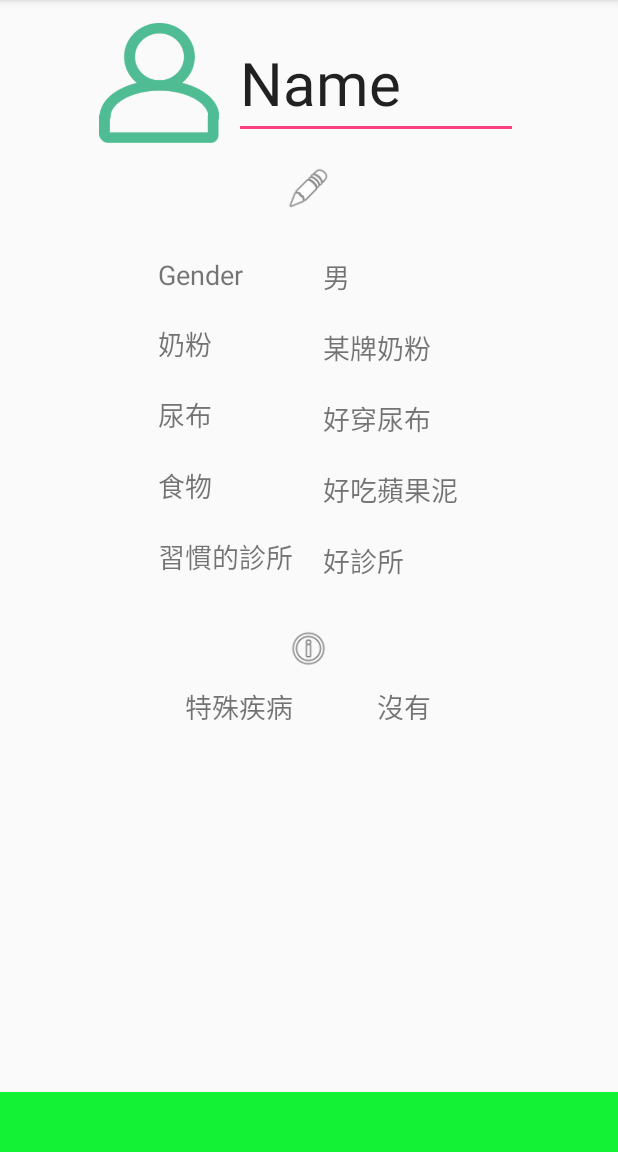
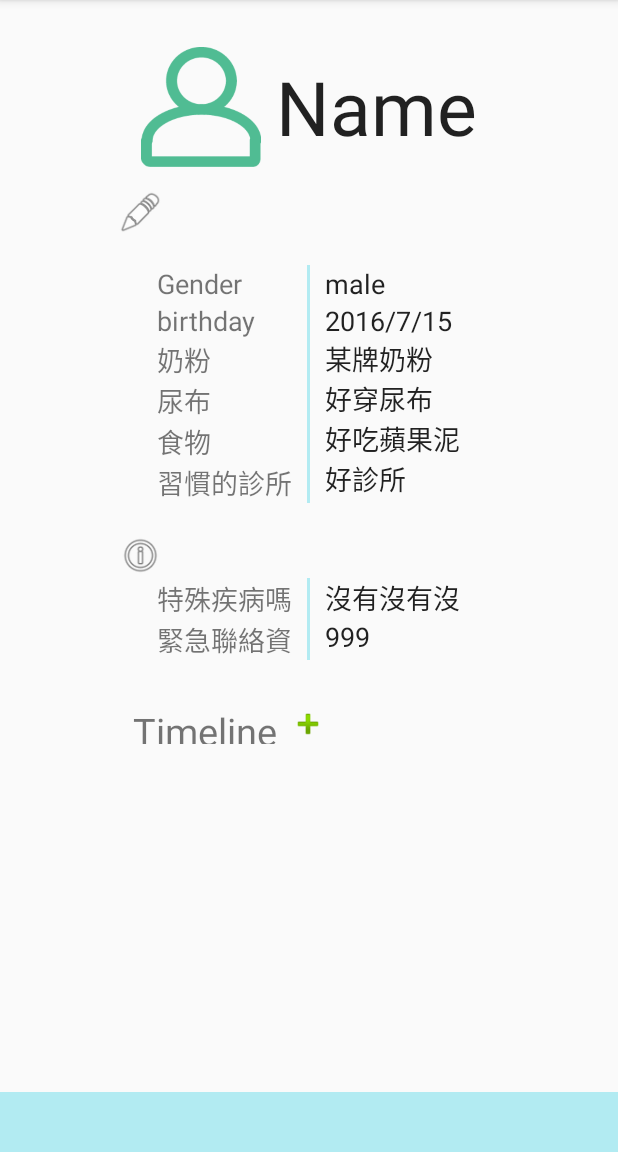
Before and after one commit to ching56/baby-steps, an Android app: the screen it shows after launch (MainActivity), on a phone screen of 412 x 824 dp, the part 84-1236 px from its top. Run offline under Robolectric (Android 15) with nearby library versions, the phone set to English and light mode, and no system bars.

Commit message:
initial commit

```diff
--- a/app/src/main/AndroidManifest.xml
+++ b/app/src/main/AndroidManifest.xml
@@ -8,7 +8,8 @@
         android:label="@string/app_name"
         android:supportsRtl="true"
         android:theme="@style/AppTheme">
-        <activity android:name=".MainActivity">
+        <activity android:name=".MainActivity"
+            >
             <intent-filter>
                 <action android:name="android.intent.action.MAIN" />
 
--- a/app/src/main/java/com/example/ching/babysteps/MainActivity.java
+++ b/app/src/main/java/com/example/ching/babysteps/MainActivity.java
@@ -1,7 +1,13 @@
 package com.example.ching.babysteps;
 
+import android.app.ActionBar;
+import android.os.Build;
 import android.support.v7.app.AppCompatActivity;
 import android.os.Bundle;
+import android.view.View;
+import android.view.WindowManager;
+import android.widget.ArrayAdapter;
+import android.widget.ListView;
 
 public class MainActivity extends AppCompatActivity {
 
--- /dev/null
+++ b/app/src/main/res/drawable/dot.xml
@@ -0,0 +1,9 @@
+<shape xmlns:android="http://schemas.android.com/apk/res/android"
+    android:shape="oval" >
+
+    <stroke
+        android:width="1dp"
+        android:color="@android:color/black" />
+
+    <solid android:color="@android:color/white" />
+</shape>
--- a/app/src/main/res/layout/activity_main.xml
+++ b/app/src/main/res/layout/activity_main.xml
@@ -3,19 +3,39 @@
     xmlns:tools="http://schemas.android.com/tools"
     android:layout_width="match_parent"
     android:layout_height="match_parent"
-    android:orientation="vertical">
+    android:orientation="vertical"
+    android:paddingTop="16dp">
+
+    <!-- Dummy item to prevent AutoCompleteTextView from receiving focus -->
+    <LinearLayout
+        android:layout_width="0px"
+        android:layout_height="0px"
+        android:focusable="true"
+        android:focusableInTouchMode="true" />
+
+    <!-- :nextFocusUp and :nextFocusLeft have been set to the id of this component
+    to prevent the dummy from receiving focus again -->
+    <AutoCompleteTextView
+        android:id="@+id/autotext"
+        android:layout_width="0px"
+        android:layout_height="0px"
+        android:nextFocusLeft="@id/autotext"
+        android:nextFocusUp="@id/autotext" />
 
     <ScrollView
         android:layout_width="match_parent"
         android:layout_height="480dp">
+
         <RelativeLayout
             android:layout_width="match_parent"
             android:layout_height="match_parent"
             android:orientation="vertical">
+
             <RelativeLayout
                 android:layout_width="wrap_content"
                 android:layout_height="wrap_content"
                 android:layout_centerHorizontal="true">
+
                 <RelativeLayout
                     android:id="@+id/nameView"
                     android:layout_width="wrap_content"
@@ -37,19 +57,21 @@
                         android:layout_centerVertical="true"
                         android:layout_marginLeft="10dp"
                         android:layout_toRightOf="@id/imageButton"
-                        android:ems="4"
+                        android:background="@android:color/transparent"
                         android:inputType="textPersonName"
                         android:text="Name"
-                        android:textSize="40sp" />
+                        android:textSize="50sp"/>
                 </RelativeLayout>
+
                 <View
                     android:id="@+id/infView"
                     android:layout_width="30dp"
                     android:layout_height="30dp"
-                        android:layout_centerHorizontal="true"
-                        android:background="@android:drawable/ic_menu_edit"
-                        android:layout_below="@id/nameView"></View>
-                    <RelativeLayout
+                    android:layout_alignParentLeft="true"
+                    android:layout_below="@id/nameView"
+                    android:background="@android:drawable/ic_menu_edit"></View>
+
+                <LinearLayout
                     android:id="@+id/infLayout"
                     android:layout_width="wrap_content"
                     android:layout_height="wrap_content"
@@ -67,38 +89,46 @@
                         <TextView
                             android:layout_width="wrap_content"
                             android:layout_height="wrap_content"
-                                android:padding="10dp"
                             android:text="Gender"
                             android:textSize="18sp" />
 
                         <TextView
                             android:layout_width="wrap_content"
                             android:layout_height="wrap_content"
-                                android:padding="10dp"
+                            android:text="birthday"
+                            android:textSize="18sp" />
+
+                        <TextView
+                            android:layout_width="wrap_content"
+                            android:layout_height="wrap_content"
                             android:text="奶粉"
                             android:textSize="18sp" />
 
                         <TextView
                             android:layout_width="wrap_content"
                             android:layout_height="wrap_content"
-                                android:padding="10dp"
                             android:text="尿布"
                             android:textSize="18sp" />
 
                         <TextView
                             android:layout_width="wrap_content"
                             android:layout_height="wrap_content"
-                                android:padding="10dp"
                             android:text="食物"
                             android:textSize="18sp" />
 
                         <TextView
                             android:layout_width="wrap_content"
                             android:layout_height="wrap_content"
-                                android:padding="10dp"
                             android:text="習慣的診所"
                             android:textSize="18sp" />
                     </LinearLayout>
+
+                    <View
+                        android:layout_width="2dp"
+                        android:layout_height="match_parent"
+                        android:layout_marginLeft="10dp"
+                        android:layout_marginRight="10dp"
+                        android:background="#B2EBF2"></View>
 
                     <LinearLayout
                         android:id="@+id/content"
@@ -107,51 +137,66 @@
                         android:layout_toRightOf="@id/catalog"
                         android:orientation="vertical">
 
-                            <TextView
+                        <EditText
+                            android:id="@+id/infEditText1"
                             android:layout_width="wrap_content"
                             android:layout_height="wrap_content"
-                                android:padding="10dp"
-                                android:text="男"
+                            android:background="@android:color/transparent"
+                            android:text="male"
                             android:textSize="18sp" />
 
-                            <TextView
+                        <EditText
+                            android:id="@+id/infEditText12"
                             android:layout_width="wrap_content"
                             android:layout_height="wrap_content"
-                                android:padding="10dp"
+                            android:background="@android:color/transparent"
+                            android:text="2016/7/15"
+                            android:textSize="18sp" />
+
+                        <EditText
+                            android:id="@+id/infEditText3"
+                            android:layout_width="wrap_content"
+                            android:layout_height="wrap_content"
+                            android:background="@android:color/transparent"
                             android:text="某牌奶粉"
                             android:textSize="18sp" />
 
-                            <TextView
+                        <EditText
+                            android:id="@+id/infEditText4"
                             android:layout_width="wrap_content"
                             android:layout_height="wrap_content"
-                                android:padding="10dp"
+                            android:background="@android:color/transparent"
                             android:text="好穿尿布"
                             android:textSize="18sp" />
 
-                            <TextView
+                        <EditText
+                            android:id="@+id/infEditText5"
                             android:layout_width="wrap_content"
                             android:layout_height="wrap_content"
-                                android:padding="10dp"
+                            android:background="@android:color/transparent"
                             android:text="好吃蘋果泥"
                             android:textSize="18sp" />
 
-                            <TextView
+                        <EditText
+                            android:id="@+id/infEditText6"
                             android:layout_width="wrap_content"
                             android:layout_height="wrap_content"
-                                android:padding="10dp"
+                            android:background="@android:color/transparent"
                             android:text="好診所"
                             android:textSize="18sp" />
 
                     </LinearLayout>
 
-                    </RelativeLayout>
+                </LinearLayout>
+
                 <View
                     android:id="@+id/noticeView"
                     android:layout_width="30dp"
                     android:layout_height="30dp"
+                    android:layout_alignParentLeft="true"
                     android:layout_below="@id/infLayout"
-                        android:layout_centerHorizontal="true"
                     android:background="@android:drawable/ic_menu_info_details"></View>
+
                 <LinearLayout
                     android:id="@+id/noticeLayout"
                     android:layout_width="wrap_content"
@@ -159,29 +204,9 @@
                     android:layout_below="@id/noticeView"
                     android:layout_centerHorizontal="true"
                     android:orientation="horizontal">
-                        <LinearLayout
-                            android:layout_width="wrap_content"
-                            android:layout_height="wrap_content"
-                            android:orientation="vertical"
-                            android:id="@+id/noticeCatalog">
-
-                            <TextView
-                                android:layout_width="wrap_content"
-                                android:layout_height="wrap_content"
-                                android:padding="10dp"
-                                android:text="特殊疾病"
-                                android:textSize="18sp" />
-
-                            <TextView
-                                android:layout_width="wrap_content"
-                                android:layout_height="wrap_content"
-                                android:padding="10dp"
-                                android:text="緊急聯絡資料"
-                                android:textSize="18sp" />
-
-                        </LinearLayout>
 
                     <LinearLayout
+                        android:id="@+id/noticeCatalog"
                         android:layout_width="wrap_content"
                         android:layout_height="wrap_content"
                         android:orientation="vertical">
@@ -189,19 +214,108 @@
                         <TextView
                             android:layout_width="wrap_content"
                             android:layout_height="wrap_content"
-                                android:padding="10dp"
-                                android:text="沒有"
+                            android:text="特殊疾病嗎"
                             android:textSize="18sp" />
 
                         <TextView
                             android:layout_width="wrap_content"
                             android:layout_height="wrap_content"
-                                android:padding="10dp"
+                            android:text="緊急聯絡資"
+                            android:textSize="18sp" />
+
+                    </LinearLayout>
+
+                    <View
+                        android:layout_width="2dp"
+                        android:layout_height="match_parent"
+                        android:layout_marginLeft="10dp"
+                        android:layout_marginRight="10dp"
+                        android:background="#B2EBF2"></View>
+
+                    <LinearLayout
+                        android:layout_width="wrap_content"
+                        android:layout_height="wrap_content"
+                        android:orientation="vertical">
+
+                        <EditText
+                            android:id="@+id/noticeEditText1"
+                            android:layout_width="wrap_content"
+                            android:layout_height="wrap_content"
+                            android:background="@android:color/transparent"
+                            android:text="沒有沒有沒"
+                            android:textSize="18sp" />
+
+                        <EditText
+                            android:id="@+id/noticeEditText2"
+                            android:layout_width="wrap_content"
+                            android:layout_height="wrap_content"
+                            android:background="@android:color/transparent"
                             android:text="999"
                             android:textSize="18sp" />
                     </LinearLayout>
                 </LinearLayout>
+
+                <TextView
+                    android:id="@+id/timelineLabel"
+                    android:layout_width="wrap_content"
+                    android:layout_height="wrap_content"
+                    android:layout_alignParentLeft="true"
+                    android:layout_below="@id/noticeLayout"
+                    android:paddingLeft="10dp"
+                    android:paddingTop="10dp"
+                    android:layout_marginBottom="20dp"
+                    android:layout_marginTop="20dp"
+                    android:text="Timeline"
+                    android:textSize="25sp" />
+                <Button
+                    android:layout_width="25dp"
+                    android:layout_height="25dp"
+                    android:layout_marginLeft="8dp"
+                    android:layout_marginTop="10dp"
+                    android:id="@+id/timelineButton"
+                    android:layout_toRightOf="@id/timelineLabel"
+                    android:layout_alignTop="@id/timelineLabel"
+                    android:background="@android:drawable/ic_input_add" />
+
+                <LinearLayout
+                    android:layout_width="wrap_content"
+                    android:layout_height="wrap_content"
+                    android:layout_below="@id/timelineLabel">
+
+                    <RelativeLayout
+                        android:layout_width="wrap_content"
+                        android:layout_height="match_parent">
+
+                        <View
+                            android:layout_width="5dp"
+                            android:layout_height="match_parent"
+                            android:layout_centerHorizontal="true"
+                            android:layout_centerVertical="true"
+                            android:layout_marginLeft="10dp"
+                            android:background="@android:color/black" />
+
+                        <View
+                            android:id="@+id/view1"
+                            android:layout_width="15dp"
+                            android:layout_height="15dp"
+                            android:layout_centerHorizontal="true"
+                            android:layout_centerVertical="true"
+                            android:layout_marginLeft="7dp"
+                            android:background="@drawable/dot" />
                     </RelativeLayout>
+
+                    <TextView
+                        android:id="@+id/textView1"
+                        android:layout_width="wrap_content"
+                        android:layout_height="wrap_content"
+                        android:layout_marginLeft="10dp"
+                        android:text="2016/7/15 Birthday"
+                        android:padding="20dp"
+                        android:textAppearance="?android:attr/textAppearanceMedium" />
+
+                </LinearLayout>
+            </RelativeLayout>
+
         </RelativeLayout>
     </ScrollView>
 
@@ -209,5 +323,5 @@
         android:layout_width="match_parent"
         android:layout_height="40dp"
         android:layout_alignParentBottom="true"
-        android:background="#13F234"></View>
+        android:background="#B2EBF2"></View>
 </RelativeLayout>
```
Lines whose indentation alone changed are shown as unchanged.
